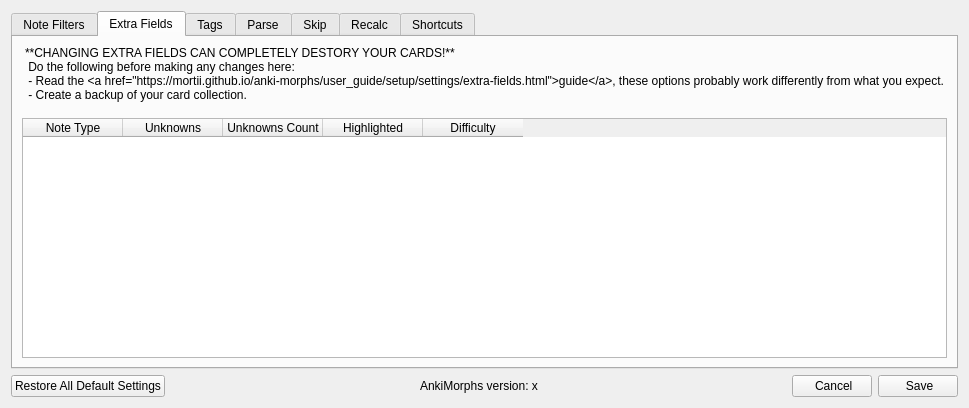
Qt form ankimorphs/ui/settings_dialog.ui (mortii/anki-morphs) before a commit.
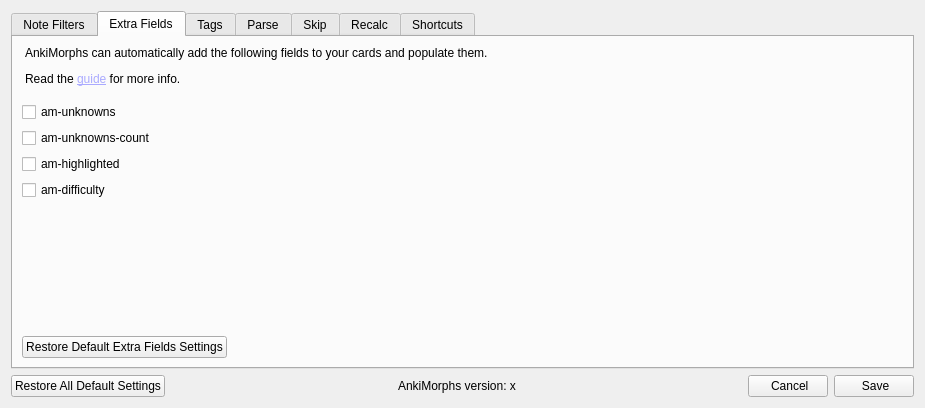
The same form after that commit. The open tabs and pages were chosen to show the change.

Commit message: overhauled extra fields (#95)

Patch:
```diff
--- a/ankimorphs/ui/settings_dialog.ui
+++ b/ankimorphs/ui/settings_dialog.ui
@@ -118,10 +118,7 @@
               <string notr="true">margin-bottom: 10px;</string>
              </property>
              <property name="text">
-              <string>**CHANGING EXTRA FIELDS CAN COMPLETELY DESTORY YOUR CARDS!**  
- Do the following before making any changes here: 
- - Read the &lt;a href=&quot;https://mortii.github.io/anki-morphs/user_guide/setup/settings/extra-fields.html&quot;&gt;guide&lt;/a&gt;, these options probably work differently from what you expect. 
- - Create a backup of your card collection.</string>
+              <string>&lt;html&gt;&lt;head/&gt;&lt;body&gt;&lt;p&gt;AnkiMorphs can automatically add the following fields to your cards and populate them.&lt;/p&gt;&lt;p&gt;Read the &lt;a href=&quot;https://mortii.github.io/anki-morphs/user_guide/setup/settings/extra-fields.html&quot;&gt;&lt;span style=&quot; text-decoration: underline; color:#aaaaff;&quot;&gt;guide&lt;/span&gt;&lt;/a&gt; for more info.&lt;/p&gt;&lt;/body&gt;&lt;/html&gt;</string>
              </property>
              <property name="textFormat">
               <enum>Qt::MarkdownText</enum>
@@ -132,33 +129,69 @@
             </widget>
            </item>
            <item>
-            <widget class="QTableWidget" name="extra_fields_table">
-             <column>
+            <widget class="QCheckBox" name="extraUnknownsCheckBox">
               <property name="text">
-               <string>Note Type</string>
-              </property>
-             </column>
-             <column>
+              <string>am-unknowns</string>
+             </property>
+            </widget>
+           </item>
+           <item>
+            <widget class="QCheckBox" name="extraUnknownsCountCheckBox">
               <property name="text">
-               <string>Unknowns</string>
-              </property>
-             </column>
-             <column>
+              <string>am-unknowns-count</string>
+             </property>
+            </widget>
+           </item>
+           <item>
+            <widget class="QCheckBox" name="extraHighlightedCheckBox">
               <property name="text">
-               <string>Unknowns Count</string>
-              </property>
-             </column>
-             <column>
+              <string>am-highlighted</string>
+             </property>
+            </widget>
+           </item>
+           <item>
+            <widget class="QCheckBox" name="extraDifficultyCheckBox">
               <property name="text">
-               <string>Highlighted</string>
-              </property>
-             </column>
-             <column>
+              <string>am-difficulty</string>
+             </property>
+            </widget>
+           </item>
+           <item>
+            <spacer name="verticalSpacer_6">
+             <property name="orientation">
+              <enum>Qt::Vertical</enum>
+             </property>
+             <property name="sizeHint" stdset="0">
+              <size>
+               <width>20</width>
+               <height>40</height>
+              </size>
+             </property>
+            </spacer>
+           </item>
+           <item>
+            <layout class="QHBoxLayout" name="horizontalLayout_3">
+             <item>
+              <widget class="QPushButton" name="restoreExtraFieldsPushButton">
               <property name="text">
-               <string>Difficulty</string>
-              </property>
-             </column>
-            </widget>
+                <string>Restore Default Extra Fields Settings</string>
+               </property>
+              </widget>
+             </item>
+             <item>
+              <spacer name="horizontalSpacer_9">
+               <property name="orientation">
+                <enum>Qt::Horizontal</enum>
+               </property>
+               <property name="sizeHint" stdset="0">
+                <size>
+                 <width>40</width>
+                 <height>20</height>
+                </size>
+               </property>
+              </spacer>
+             </item>
+            </layout>
            </item>
           </layout>
          </item>
```
Lines whose indentation alone changed are shown as unchanged. The commit also changes 7 other files.
